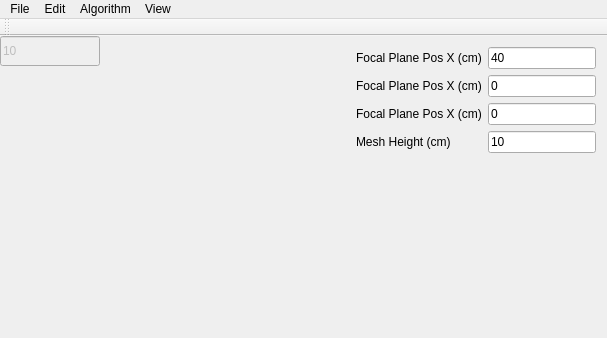
Qt form Target_Surface/mainwindow.ui (fireg958/Caustic-Design) before a commit.
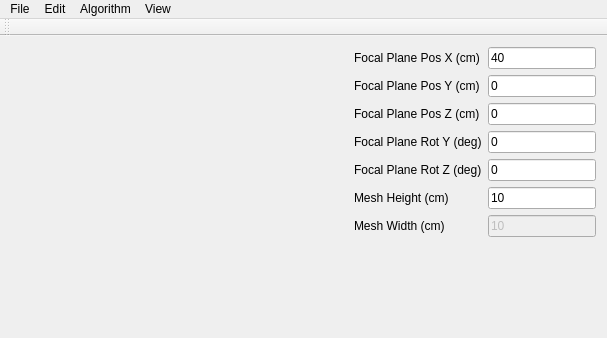
The same form after that commit. Custom widgets are drawn as their Qt base class.

Commit message: sucesfully implemented yz target plane rotation

What changed in the file:
```diff
--- a/Target_Surface/mainwindow.ui
+++ b/Target_Surface/mainwindow.ui
@@ -53,7 +53,7 @@
         <item row="1" column="0">
          <widget class="QLabel" name="focY">
           <property name="text">
-           <string>Focal Plane Pos X (cm)</string>
+           <string>Focal Plane Pos Y (cm)</string>
           </property>
          </widget>
         </item>
@@ -67,7 +67,7 @@
         <item row="2" column="0">
          <widget class="QLabel" name="focZ">
           <property name="text">
-           <string>Focal Plane Pos X (cm)</string>
+           <string>Focal Plane Pos Z (cm)</string>
           </property>
          </widget>
         </item>
@@ -79,27 +79,58 @@
          </widget>
         </item>
         <item row="3" column="0">
+         <widget class="QLabel" name="focRY">
+          <property name="text">
+           <string>Focal Plane Rot Y (deg)</string>
+          </property>
+         </widget>
+        </item>
+        <item row="3" column="1">
+         <widget class="QLineEdit" name="focalLengthLineEditRY">
+          <property name="text">
+           <string>0</string>
+          </property>
+         </widget>
+        </item>
+
+        <item row="4" column="0">
+         <widget class="QLabel" name="focRZ">
+          <property name="text">
+           <string>Focal Plane Rot Z (deg)</string>
+          </property>
+         </widget>
+        </item>
+        <item row="4" column="1">
+         <widget class="QLineEdit" name="focalLengthLineEditRZ">
+          <property name="text">
+           <string>0</string>
+          </property>
+         </widget>
+        </item>
+
+        <item row="5" column="0">
          <widget class="QLabel" name="label_2">
           <property name="text">
            <string>Mesh Height (cm)</string>
           </property>
          </widget>
         </item>
-        <item row="3" column="1">
+        <item row="5" column="1">
          <widget class="QLineEdit" name="meshHeightLineEdit">
           <property name="text">
            <string>10</string>
           </property>
          </widget>
         </item>
-        <item row="2" column="0">
+
+        <item row="6" column="0">
          <widget class="QLabel" name="label_3">
           <property name="text">
            <string>Mesh Width (cm)</string>
           </property>
          </widget>
         </item>
-        <item row="2" column="1">
+        <item row="6" column="1">
          <widget class="QLineEdit" name="meshWidthLineEdit">
           <property name="enabled">
            <bool>false</bool>
@@ -109,6 +140,7 @@
           </property>
          </widget>
         </item>
+
        </layout>
       </item>
      </layout>
```
Left out of the diff: 3 changed lines with no effect on the pictures. The commit also changes 5 other files.
